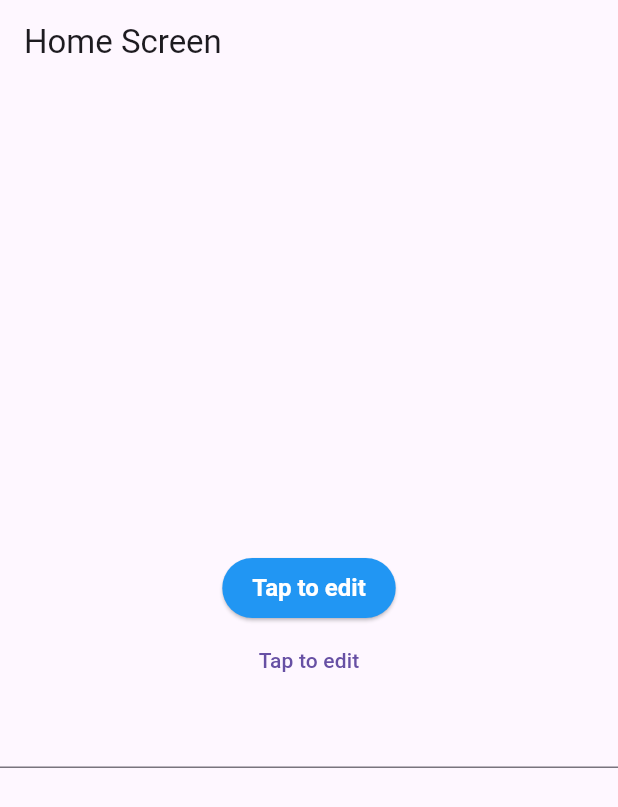
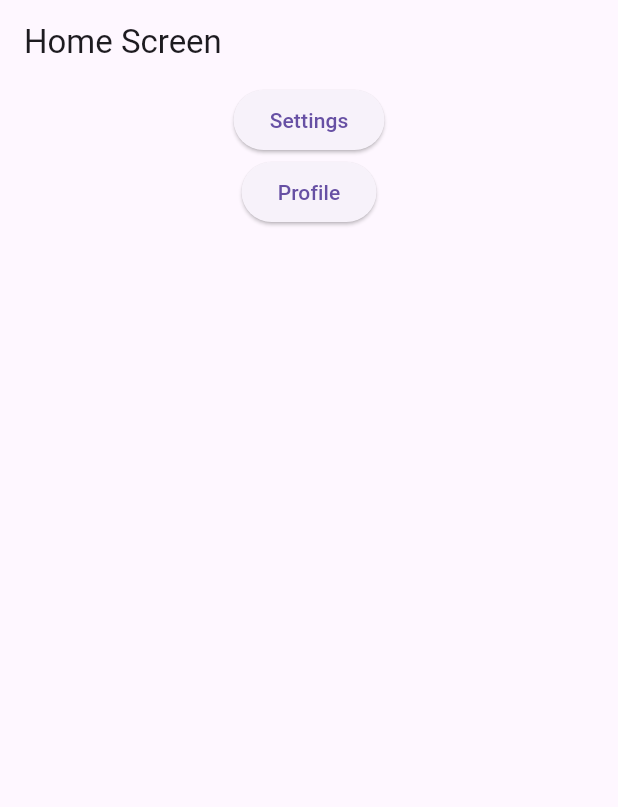
Before and after one commit to mdnahidhasan999/flutter_live, a Flutter app: the screen it shows after launch, on a phone screen of 412 x 824 dp. Shown: the top 807 px of the screen. Run offline on Flutter 3.47's test engine with Material 3 defaults, Android fonts, the phone set to English and light mode, and no system bars.

Commit message:
named navigator

```diff
--- a/lib/main.dart
+++ b/lib/main.dart
@@ -1,43 +1,7 @@
 import 'package:flutter/material.dart';
 
-// void main() {
-//   runApp(iOSStyleApp());
-// }
-//
-// class iOSStyleApp extends StatelessWidget {
-//   const iOSStyleApp({super.key});
-//
-//   @override
-//   Widget build(BuildContext context) {
-//     return const CupertinoApp(home: HomePage());
-//   }
-// }
-//
-// class HomePage extends StatelessWidget {
-//   const HomePage({super.key});
-//
-//   @override
-//   Widget build(BuildContext context) {
-//     return CupertinoPageScaffold(
-//       navigationBar: const CupertinoNavigationBar(
-//         middle: Text('Home'),
-//         trailing: Icon(CupertinoIcons.add),
-//       ),
-//       child: Center(
-//         child: Column(
-//           mainAxisAlignment: MainAxisAlignment.center,
-//           children: [
-//             const CupertinoActivityIndicator(radius: 25),
-//             CupertinoSwitch(value: false, onChanged: (value) {}),
-//           ],
-//         ),
-//       ),
-//     );
-//   }
-// }
-
 void main() {
-  runApp(const MyApp());
+  runApp(MyApp());
 }
 
 class MyApp extends StatelessWidget {
@@ -45,18 +9,13 @@ class MyApp extends StatelessWidget {
 
   @override
   Widget build(BuildContext context) {
-    return  MaterialApp(home: HomeScreen(),
-    theme: ThemeData(
-      elevatedButtonTheme: ElevatedButtonThemeData(
-        style: ElevatedButton.styleFrom(
-          backgroundColor: Colors.blue,
-          foregroundColor: Colors.white,
-          padding: const EdgeInsets.symmetric(horizontal: 20, vertical: 10),
-          textStyle: const TextStyle(fontSize: 16, fontWeight: FontWeight.bold),
-        )
-      )
-
-    ),);
+    return MaterialApp(
+      routes: {
+        '/': (context) => const HomeScreen(),
+        '/profile': (context) => const ProfileScreen(),
+        '/settings': (context) => const SettingsScreen(),
+      },
+    );
   }
 }
 
@@ -66,18 +25,77 @@ class HomeScreen extends StatelessWidget {
   @override
   Widget build(BuildContext context) {
     return Scaffold(
-      appBar: AppBar(title: Text('Home Screen')),
+      appBar: AppBar(title: const Text('Home Screen')),
       body: Center(
         child: Column(
-          mainAxisAlignment: MainAxisAlignment.center,
           children: [
-            ElevatedButton(onPressed: () {}, child: Text('Tap to edit')),
-            TextButton(onPressed: () {}, child: Text('Tap to edit')),
-            TextField(),
+            ElevatedButton(
+              onPressed: () {
+                Navigator.pushNamed(context, '/settings');
+              },
+              child: const Text('Settings'),
+            ),
+            ElevatedButton(
+              onPressed: () {
+                Navigator.pushReplacementNamed(context, '/profile');
+              },
+              child: const Text('Profile'),
+            ),
           ],
         ),
       ),
     );
   }
 }
-//cl-9-p3live23m
+
+class ProfileScreen extends StatelessWidget {
+  const ProfileScreen({super.key});
+
+  @override
+  Widget build(BuildContext context) {
+    return Scaffold(
+      appBar: AppBar(title: const Text('Profile Screen')),
+      body: Center(
+        child: Column(
+          children: [
+            ElevatedButton(
+              onPressed: () {
+                Navigator.pushNamedAndRemoveUntil(
+                  context,
+                  '/',
+                  (route) => false,
+                );
+              },
+              child: const Text('Back to Home'),
+            ),
+            ElevatedButton(
+              onPressed: () {
+                Navigator.pushNamed(context, '/settings');
+              },
+              child: const Text('Settings'),
+            ),
+          ],
+        ),
+      ),
+    );
+  }
+}
+
+class SettingsScreen extends StatelessWidget {
+  const SettingsScreen({super.key});
+
+  @override
+  Widget build(BuildContext context) {
+    return Scaffold(
+      appBar: AppBar(title: const Text('Settings Screen')),
+      body: Center(
+        child: Column(
+          children: [
+            ElevatedButton(onPressed: () {}, child: const Text('Profile')),
+            ElevatedButton(onPressed: () {}, child: const Text('Back to Home')),
+          ],
+        ),
+      ),
+    );
+  }
+}
```
